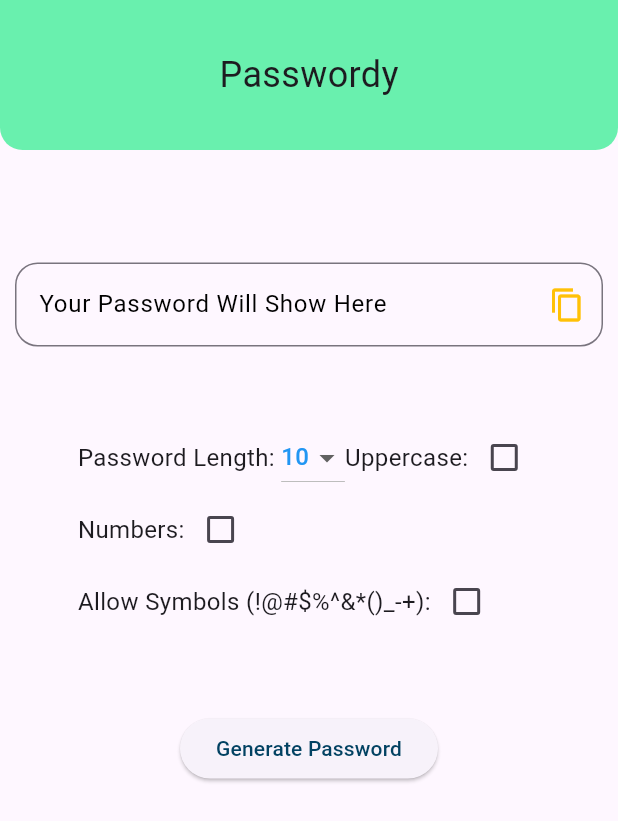
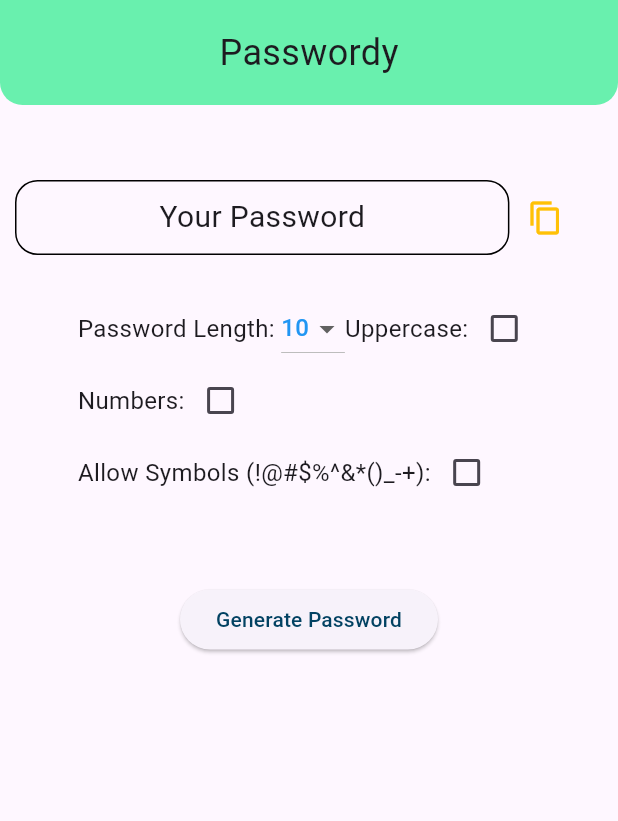
Before and after one commit to Polymath000/Passwordy, a Flutter app: the screen it shows after launch, on a phone screen of 412 x 824 dp. Shown: the top 821 px of the screen. Run offline on Flutter 3.47's test engine with Material 3 defaults, Android fonts, the phone set to English and light mode, and no system bars.

Commit message:
finish 2

```diff
--- a/lib/main.dart
+++ b/lib/main.dart
@@ -1,7 +1,6 @@
 import 'package:flutter/material.dart';
 import 'dart:math';
 import 'package:flutter/services.dart';
-import 'package:get/get.dart';
 
 void main() {
   runApp(PasswordGenerator());
@@ -13,7 +12,7 @@ class PasswordGenerator extends StatefulWidget {
   bool _includeNumbers = false;
   bool _includeSymbols = false;
   int _passwordLength = 10;
-  String _password = 'Your Password Will Show Here';
+  String _password = 'Your Password';
   @override
   State<PasswordGenerator> createState() => _PasswordGeneratorState();
 }
@@ -45,7 +44,8 @@ class _PasswordGeneratorState extends State<PasswordGenerator> {
   Widget build(BuildContext context) {
     return MaterialApp(
       debugShowCheckedModeBanner: false,
-      home: Scaffold(
+      home: SafeArea(
+        child: Scaffold(
           body: Column(
             children: [
               const AppBar(),
@@ -56,16 +56,28 @@ class _PasswordGeneratorState extends State<PasswordGenerator> {
                     const SizedBox(
                       height: 40,
                     ),
-                  Padding(
-                    padding: const EdgeInsets.symmetric(vertical: 25.0),
-                    child: TextField(
-                      controller: _controller,
-                      enabled: true,
-                      decoration: InputDecoration(
-                        suffixIcon: IconButton(
+                    Row(
+                      children: [
+                        Container(
+                          width: MediaQuery.sizeOf(context).width / 1.25,
+                          height: 50,
+                          padding: const EdgeInsets.symmetric(horizontal: 10),
+                          decoration: BoxDecoration(
+                            border: Border.all(),
+                            borderRadius:
+                                const BorderRadius.all(Radius.circular(15)),
+                          ),
+                          child: Center(
+                            child: Text(
+                              widget._password,
+                              style: const TextStyle(fontSize: 20),
+                              overflow: TextOverflow.ellipsis,
+                            ),
+                          ),
+                        ),
+                        IconButton(
                           onPressed: () async {
-                            if (widget._password !=
-                                'Your Password Will Show Here') {
+                            if (widget._password != 'Your Password') {
                               await Clipboard.setData(
                                   ClipboardData(text: widget._password));
                             }
@@ -75,15 +87,7 @@ class _PasswordGeneratorState extends State<PasswordGenerator> {
                             color: Colors.amber,
                           ),
                         ),
-                        labelText: widget._password,
-                        labelStyle: const TextStyle(color: Colors.black),
-                        border: const OutlineInputBorder(
-                          borderRadius: BorderRadius.all(
-                            Radius.circular(15),
-                          ),
-                        ),
-                      ),
-                    ),
+                      ],
                     ),
                     Padding(
                       padding: const EdgeInsets.symmetric(vertical: 25.0),
@@ -104,7 +108,8 @@ class _PasswordGeneratorState extends State<PasswordGenerator> {
                                     value: index + 8,
                                     child: Text(
                                       '${index + 8}',
-                                    style: const TextStyle(color: Colors.blue),
+                                      style:
+                                          const TextStyle(color: Colors.blue),
                                     ),
                                   );
                                 }),
@@ -181,7 +186,8 @@ class _PasswordGeneratorState extends State<PasswordGenerator> {
                         },
                         child: const Text(
                           'Generate Password',
-                        style: TextStyle(color: Color.fromARGB(255, 2, 66, 98)),
+                          style:
+                              TextStyle(color: Color.fromARGB(255, 2, 66, 98)),
                         ),
                       ),
                     ),
@@ -191,27 +197,7 @@ class _PasswordGeneratorState extends State<PasswordGenerator> {
             ],
           ),
         ),
-    );
-  }
-}
-
-class checkBox extends StatefulWidget {
-  checkBox({super.key, this.include = false});
-  bool include;
-  @override
-  State<checkBox> createState() => _checkBoxState();
-}
-
-class _checkBoxState extends State<checkBox> {
-  @override
-  Widget build(BuildContext context) {
-    return Checkbox(
-      value: widget.include,
-      onChanged: (value) {
-        setState(() {
-          widget.include = value!;
-        });
-      },
+      ),
     );
   }
 }
@@ -225,7 +211,7 @@ class AppBar extends StatelessWidget {
   Widget build(BuildContext context) {
     return Container(
       width: double.infinity,
-      height: 100,
+      height: 70,
       alignment: Alignment.center,
       decoration: const BoxDecoration(
         color: Colors.greenAccent,
```
Lines whose indentation alone changed are shown as unchanged.
